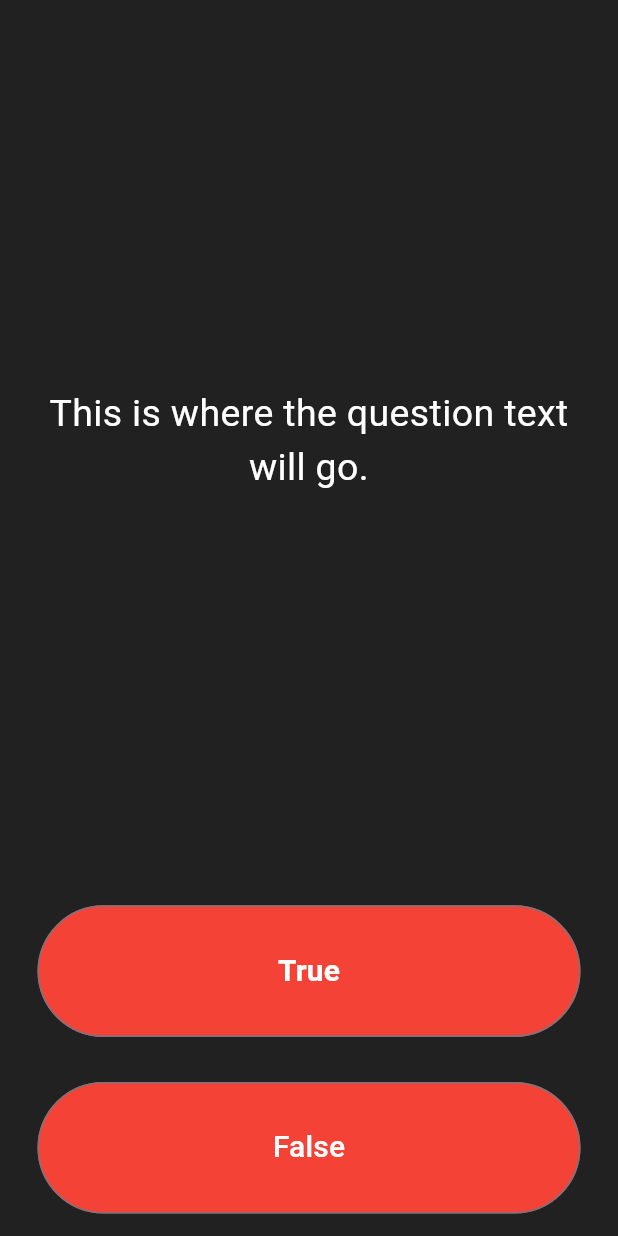
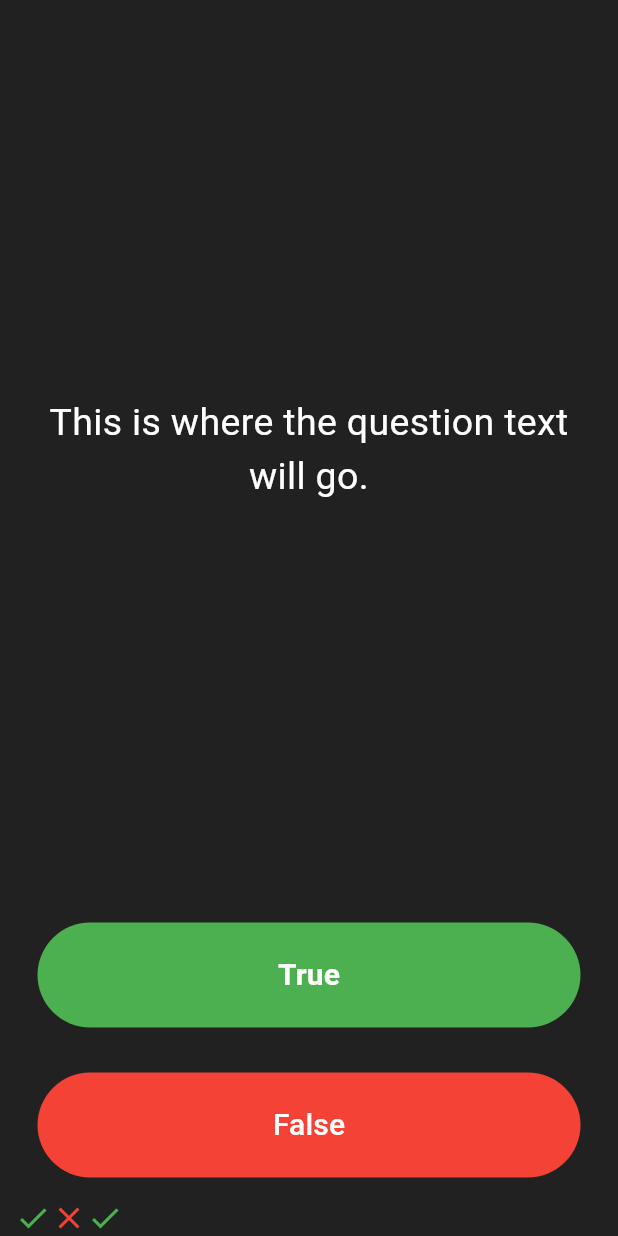
Before and after one commit to risal-ea/qizapp_flutter, a Flutter app: the screen it shows after launch, after a tap on "True", on a phone screen of 412 x 824 dp. Run offline on Flutter 3.47's test engine with Material 3 defaults, Android fonts, the phone set to English and light mode, and no system bars.

Commit message:
upadte 1.0

```diff
--- a/lib/main.dart
+++ b/lib/main.dart
@@ -26,6 +26,18 @@ class QuizPage extends StatefulWidget {
 }
 
 class _QuizPageState extends State<QuizPage> {
+
+  List<Widget> scoreKeeper = [
+    Icon(
+      Icons.check,
+      color: Colors.green,
+    ),
+    Icon(
+      Icons.close,
+      color: Colors.red,
+    ),
+  ];
+
   @override
   Widget build(BuildContext context) {
     return Column(
@@ -33,7 +45,7 @@ class _QuizPageState extends State<QuizPage> {
       crossAxisAlignment: CrossAxisAlignment.stretch,
       children: <Widget>[
         const Expanded(
-          flex: 5,
+          flex: 6,
           child: Padding(
             padding: EdgeInsets.all(10.0),
             child: Center(
@@ -51,9 +63,9 @@ class _QuizPageState extends State<QuizPage> {
         Expanded(
           child: Padding(
             padding: EdgeInsets.all(15.0),
-            child: OutlinedButton(
+            child: TextButton(
               style: OutlinedButton.styleFrom(
-                backgroundColor: Colors.red,
+                backgroundColor: Colors.green,
               ),
 
               child: const Text(
@@ -65,7 +77,14 @@ class _QuizPageState extends State<QuizPage> {
                 ),
               ),
               onPressed: () {
-                //The user picked true.
+                setState(() {
+                  scoreKeeper.add(
+                    Icon(
+                      Icons.check,
+                      color: Colors.green,
+                    ),
+                  );
+                });
               },
             ),
           ),
@@ -73,7 +92,7 @@ class _QuizPageState extends State<QuizPage> {
         Expanded(
           child: Padding(
             padding: EdgeInsets.all(15.0),
-            child: OutlinedButton(
+            child: TextButton(
               style: OutlinedButton.styleFrom(
                 backgroundColor: Colors.red,
               ),
@@ -90,7 +109,9 @@ class _QuizPageState extends State<QuizPage> {
             ),
           ),
         ),
-        //TODO: Add a Row here as your score keeper
+        Row(
+          children: scoreKeeper,
+        ),
       ],
     );
   }
```
Also changed, not shown: 1 other file.
